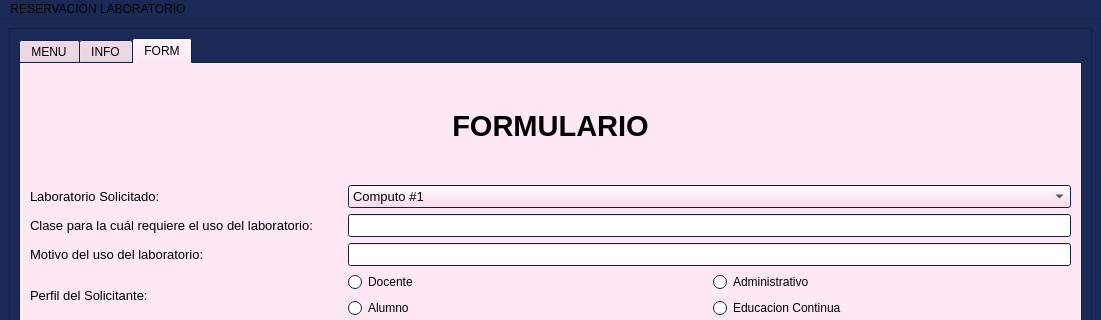
EmaGaleas/ReservaLaboratorio_LabProgra3, file cframe.ui: the form before one commit; both pictures show x 0 to 1101 and y 0 to 320 of the 1101 by 923 pixel window.
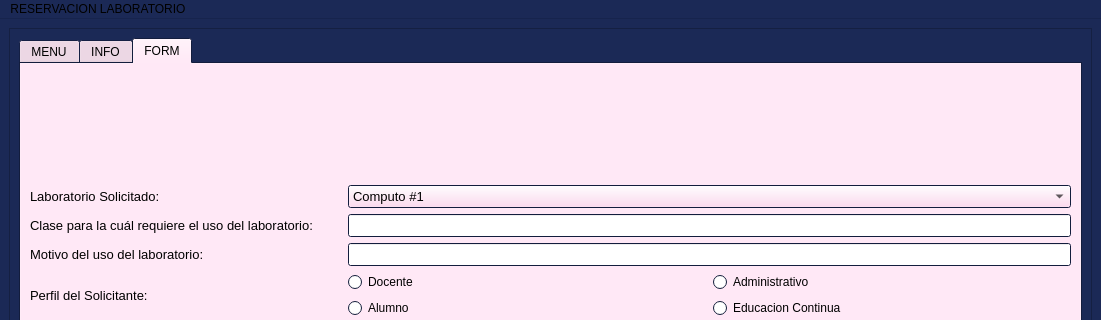
The form after the commit. The open tabs and pages were chosen to show the change.

```diff
--- a/cframe.ui
+++ b/cframe.ui
@@ -234,8 +234,8 @@
         <rect>
          <x>0</x>
          <y>0</y>
-         <width>1081</width>
-         <height>860</height>
+         <width>1077</width>
+         <height>849</height>
         </rect>
        </property>
        <property name="palette">
@@ -1122,23 +1122,6 @@
               </property>
              </widget>
             </item>
-            <item row="0" column="0" colspan="5">
-             <widget class="QLabel" name="lbl_Titulo">
-              <property name="font">
-               <font>
-                <family>Nirmala UI</family>
-                <pointsize>22</pointsize>
-                <bold>true</bold>
-               </font>
-              </property>
-              <property name="text">
-               <string>FORMULARIO</string>
-              </property>
-              <property name="alignment">
-               <set>Qt::AlignCenter</set>
-              </property>
-             </widget>
-            </item>
             <item row="14" column="0">
              <widget class="QLabel" name="lbl_HoraFin">
               <property name="font">
@@ -1294,6 +1277,27 @@
               </property>
              </widget>
             </item>
+            <item row="0" column="0" colspan="5">
+             <widget class="QLabel" name="lbl_Titulo">
+              <property name="font">
+               <font>
+                <family>Nirmala UI</family>
+                <pointsize>22</pointsize>
+                <weight>75</weight>
+                <bold>true</bold>
+               </font>
+              </property>
+              <property name="text">
+               <string/>
+              </property>
+              <property name="scaledContents">
+               <bool>true</bool>
+              </property>
+              <property name="alignment">
+               <set>Qt::AlignCenter</set>
+              </property>
+             </widget>
+            </item>
            </layout>
           </widget>
          </widget>
```
Left out of the diff: 4 changed lines with no effect on the pictures.
